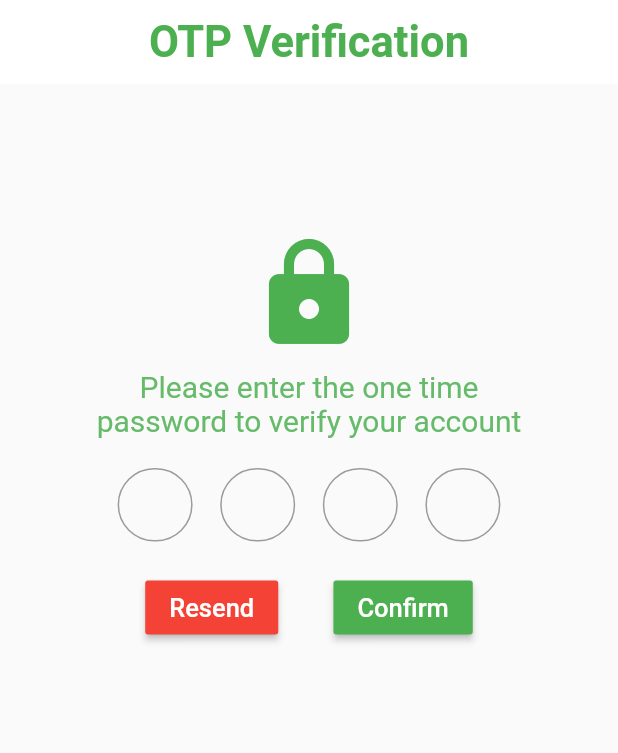
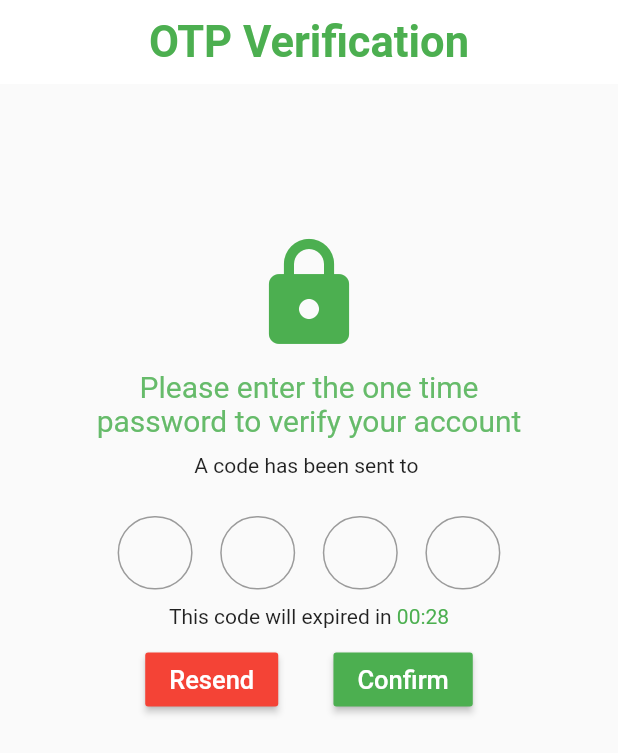
Before and after one commit to KhunSovannary/kase_app, a Flutter app: the OTP screen opened directly with empty values, on a phone screen of 412 x 824 dp. Shown: the top 753 px of the screen. Run offline on Flutter 3.47's test engine with Material 2 defaults, Android fonts, the phone set to English and light mode, and no system bars; our stand-ins replace carousel_pro, shared_preferences; missing offline and left inert: barcode_scan; accounts and stored records are empty.

```diff
--- a/lib/screen/Otp.dart
+++ b/lib/screen/Otp.dart
@@ -96,6 +96,8 @@ class _OTPState extends State<OTP> {
                     textAlign: TextAlign.center,
                   ),
                   SizedBox(height: 10),
+                  Text("A code has been sent to "),
+                  Text("${hidePhoneNumber(widget.phoneNumber)}"),
                   Container(
                     padding: const EdgeInsets.all(10),
                     child: Row(
@@ -108,6 +110,7 @@ class _OTPState extends State<OTP> {
                       ],
                     ),
                   ),
+                  buildTimer(),
                   Container(
                     padding: const EdgeInsets.all(10),
                     child: Row(
@@ -151,7 +154,6 @@ class _OTPState extends State<OTP> {
                               register.register(data).then((response) => {
                                     if (!response.status)
                                       {
-
                                         print(response.status),
                                         print("error"),
                                       }
@@ -217,3 +219,39 @@ Map<String, dynamic> user(String _fullname, String _password, String _phone,
   };
   return data;
 }
+
+
+
+//Hide phone number
+String hidePhoneNumber(String phone) {
+
+String newNumber=phone;
+//function for replacing string wtih *
+String replaceCharAt(String oldString, int index, String newChar) {
+       return oldString.substring(0, index) + newChar + oldString.substring(index + 1);
+     }
+
+
+   for(int i=0; i<phone.length-4;i++){
+         newNumber = replaceCharAt(newNumber, i, "*") ;
+
+    }
+
+  return newNumber;}
+
+   Row buildTimer() {
+    return Row(
+      mainAxisAlignment: MainAxisAlignment.center,
+      children: [
+        Text("This code will expired in "),
+        TweenAnimationBuilder(
+          tween: Tween(begin: 30.0, end: 0.0),
+          duration: Duration(seconds: 30),
+          builder: (_, dynamic value, child) => Text(
+            "00:${value.toInt()}",
+            style: TextStyle(color: Colors.green),
+          ),
+        ),
+      ],
+    );
+  }
--- a/lib/screen/Register.dart
+++ b/lib/screen/Register.dart
@@ -1,9 +1,9 @@
 import 'package:flutter/cupertino.dart';
 import 'package:flutter/material.dart';
-import 'package:kase_app/main.dart';
-import "package:http/http.dart" as http;
-import 'dart:convert';
-import 'package:flutter/services.dart';
+//import 'package:kase_app/main.dart';
+//import "package:http/http.dart" as http;
+//import 'dart:convert';
+//import 'package:flutter/services.dart';
 import 'package:kase_app/repository/register_repository.dart';
 import 'package:kase_app/repository/otp_code_repository.dart';
 import 'package:kase_app/screen/Otp.dart';
@@ -76,6 +76,7 @@ class _RegisterState extends State<Register> {
                     SizedBox(height: 10),
                     TextFormField(
                         controller: _password,
+                        obscureText: true,
                         decoration: InputDecoration(
                           border: OutlineInputBorder(),
                           prefixIcon: Icon(
@@ -89,6 +90,7 @@ class _RegisterState extends State<Register> {
                     SizedBox(height: 10),
                     TextFormField(
                       controller: _conpassword,
+                      obscureText: true,
                       decoration: InputDecoration(
                         border: OutlineInputBorder(),
                         prefixIcon: Icon(
--- a/lib/screen/SignIn.dart
+++ b/lib/screen/SignIn.dart
@@ -76,6 +76,7 @@ class _SignInState extends State<SignIn> {
               ),
               SizedBox(height: 10),
               TextFormField(
+                obscureText: true,
                 controller: _passWord,
                 decoration: InputDecoration(
                   border:OutlineInputBorder(
```
